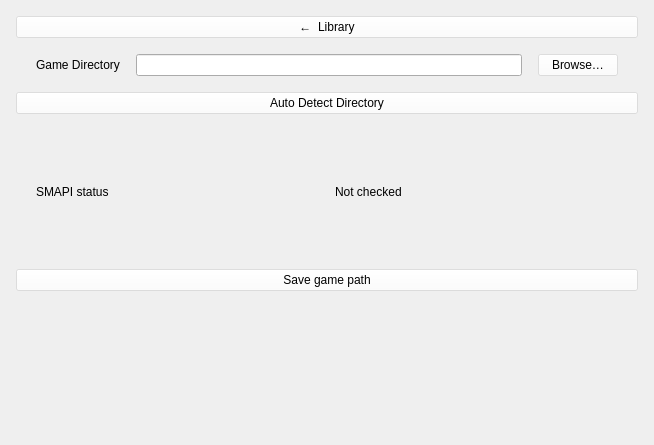
Old version of the form src/qt/settings.ui in the repository ChicoState/prismaticlauncher.
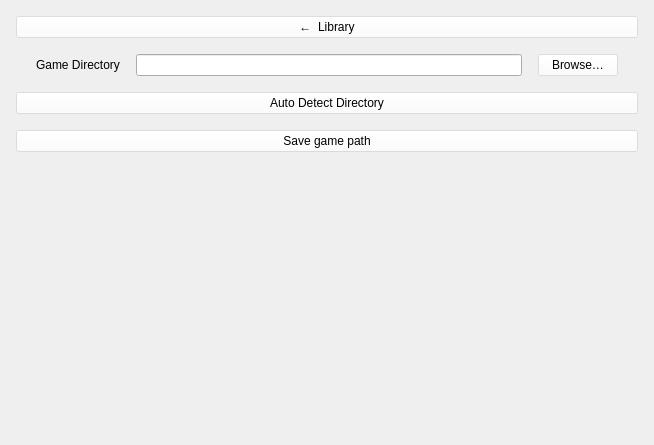
New version of the form.

```diff
--- a/src/qt/settings.ui
+++ b/src/qt/settings.ui
@@ -92,30 +92,6 @@
        </property>
       </widget>
      </item>
-     <item>
-      <layout class="QHBoxLayout" name="horizontalLayout_2">
-       <property name="leftMargin">
-        <number>20</number>
-       </property>
-       <property name="rightMargin">
-        <number>20</number>
-       </property>
-       <item>
-        <widget class="QLabel" name="statusLabel">
-         <property name="text">
-          <string>SMAPI status</string>
-         </property>
-        </widget>
-       </item>
-       <item>
-        <widget class="QLabel" name="statusState">
-         <property name="text">
-          <string>Not checked</string>
-         </property>
-        </widget>
-       </item>
-      </layout>
-     </item>
      <item>
       <widget class="QPushButton" name="savePath">
        <property name="styleSheet">
```
Left out of the diff: 1 changed line with no effect on the pictures.
